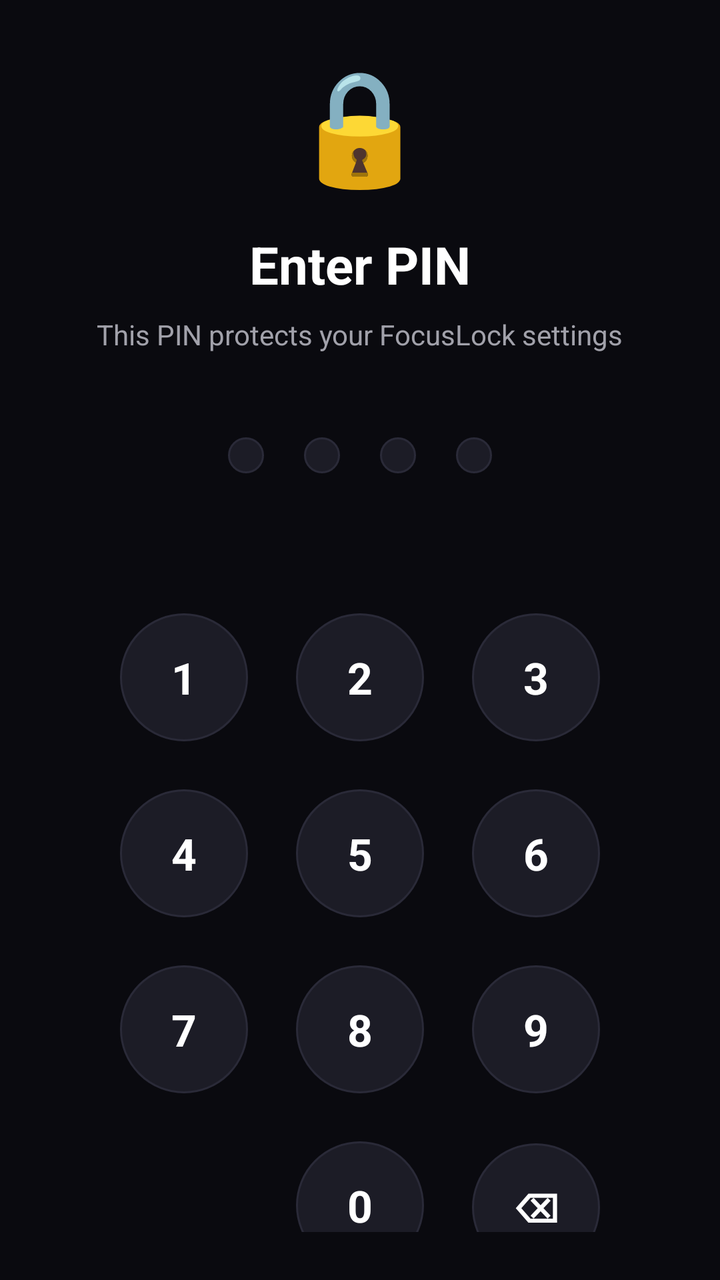
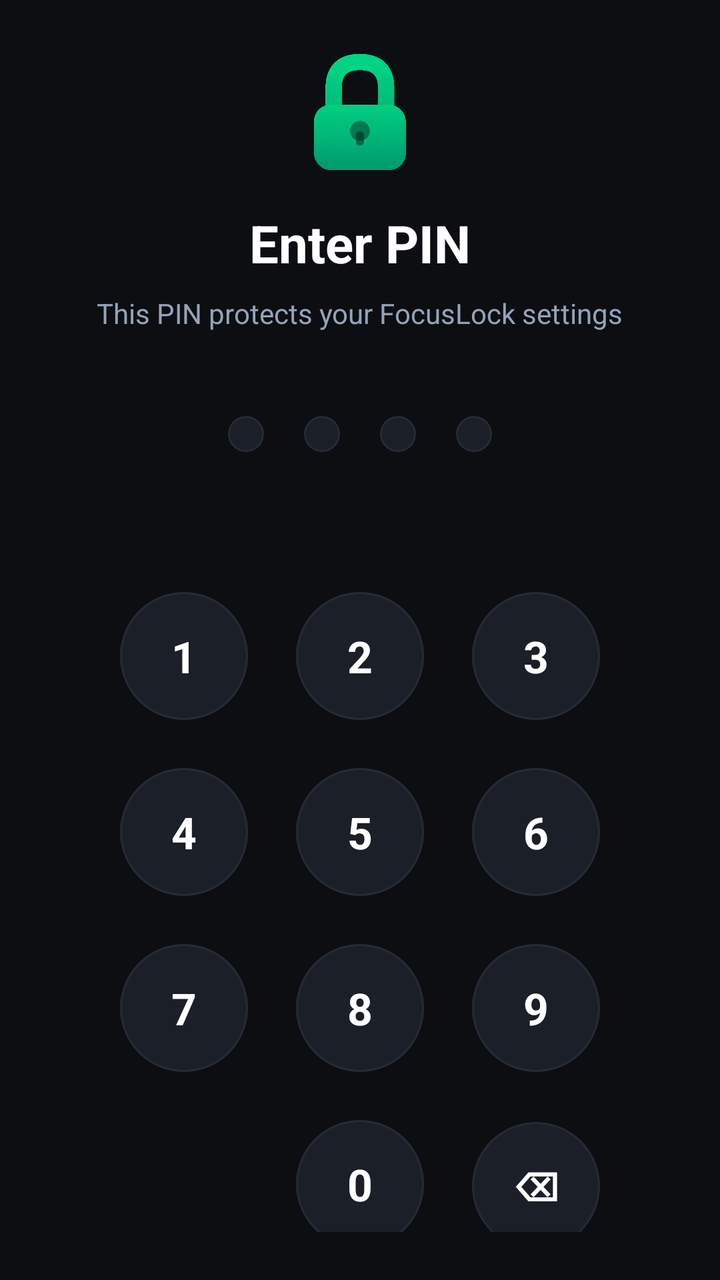

An Android layout rendered at two revisions. The XML below is the earlier revision; the diff shows what the commit changed to produce the second picture.
<!-- AndroidManifest.xml: activity theme Theme.FocusLock -->
<!-- res/layout/activity_pin.xml -->
<?xml version="1.0" encoding="utf-8"?>
<LinearLayout
    xmlns:android="http://schemas.android.com/apk/res/android"
    android:layout_width="match_parent"
    android:layout_height="match_parent"
    android:background="#0a0a0f"
    android:orientation="vertical"
    android:gravity="center_horizontal"
    android:padding="24dp">

    <View
        android:layout_width="0dp"
        android:layout_height="0dp"
        android:layout_weight="1" />

    
    <TextView
        android:layout_width="wrap_content"
        android:layout_height="wrap_content"
        android:text="🔒"
        android:textSize="56sp"
        android:layout_marginBottom="16dp" />

    
    <TextView
        android:id="@+id/txt_pin_title"
        android:layout_width="wrap_content"
        android:layout_height="wrap_content"
        android:text="Enter PIN"
        android:textSize="26sp"
        android:textStyle="bold"
        android:textColor="#ffffff"
        android:gravity="center"
        android:layout_marginBottom="8dp" />

    
    <TextView
        android:id="@+id/txt_pin_subtitle"
        android:layout_width="wrap_content"
        android:layout_height="wrap_content"
        android:text="This PIN protects your FocusLock settings"
        android:textSize="14sp"
        android:textColor="#a1a1aa"
        android:gravity="center"
        android:layout_marginBottom="32dp" />

    
    <LinearLayout
        android:id="@+id/layout_pin_dots"
        android:layout_width="wrap_content"
        android:layout_height="wrap_content"
        android:orientation="horizontal"
        android:gravity="center"
        android:layout_marginBottom="48dp">

        <View
            android:id="@+id/dot_1"
            android:layout_width="18dp"
            android:layout_height="18dp"
            android:layout_margin="10dp"
            android:background="@drawable/bg_slot_inactive" />

        <View
            android:id="@+id/dot_2"
            android:layout_width="18dp"
            android:layout_height="18dp"
            android:layout_margin="10dp"
            android:background="@drawable/bg_slot_inactive" />

        <View
            android:id="@+id/dot_3"
            android:layout_width="18dp"
            android:layout_height="18dp"
            android:layout_margin="10dp"
            android:background="@drawable/bg_slot_inactive" />

        <View
            android:id="@+id/dot_4"
            android:layout_width="18dp"
            android:layout_height="18dp"
            android:layout_margin="10dp"
            android:background="@drawable/bg_slot_inactive" />

    </LinearLayout>

    
    <GridLayout
        android:layout_width="wrap_content"
        android:layout_height="wrap_content"
        android:columnCount="3"
        android:rowCount="4"
        android:alignmentMode="alignMargins">

        
        <TextView
            android:id="@+id/btn_key_1"
            style="@style/PinKeypadButton"
            android:text="1" />

        <TextView
            android:id="@+id/btn_key_2"
            style="@style/PinKeypadButton"
            android:text="2" />

        <TextView
            android:id="@+id/btn_key_3"
            style="@style/PinKeypadButton"
            android:text="3" />

        
        <TextView
            android:id="@+id/btn_key_4"
            style="@style/PinKeypadButton"
            android:text="4" />

        <TextView
            android:id="@+id/btn_key_5"
            style="@style/PinKeypadButton"
            android:text="5" />

        <TextView
            android:id="@+id/btn_key_6"
            style="@style/PinKeypadButton"
            android:text="6" />

        
        <TextView
            android:id="@+id/btn_key_7"
            style="@style/PinKeypadButton"
            android:text="7" />

        <TextView
            android:id="@+id/btn_key_8"
            style="@style/PinKeypadButton"
            android:text="8" />

        <TextView
            android:id="@+id/btn_key_9"
            style="@style/PinKeypadButton"
            android:text="9" />

        
        <View
            android:layout_width="64dp"
            android:layout_height="64dp"
            android:layout_margin="12dp" />

        <TextView
            android:id="@+id/btn_key_0"
            style="@style/PinKeypadButton"
            android:text="0" />

        <TextView
            android:id="@+id/btn_key_delete"
            style="@style/PinKeypadButton"
            android:text="⌫"
            android:textSize="20sp" />

    </GridLayout>

    
    <TextView
        android:id="@+id/btn_forgot_pin"
        android:layout_width="wrap_content"
        android:layout_height="wrap_content"
        android:text="Forgot PIN?"
        android:textSize="14sp"
        android:textColor="#a855f7"
        android:padding="12dp"
        android:layout_marginTop="16dp"
        android:visibility="gone" />

    <View
        android:layout_width="0dp"
        android:layout_height="0dp"
        android:layout_weight="1" />

</LinearLayout>
<!-- resources referenced by this layout -->
<resources>
  <!-- drawable bg_slot_inactive (drawable) -->
  <?xml version="1.0" encoding="utf-8"?>
  <shape xmlns:android="http://schemas.android.com/apk/res/android"
      android:shape="rectangle">
      <solid android:color="#1c1c26" />
      <corners android:radius="12dp" />
      <stroke android:width="1dp" android:color="#2a2a38" />
  </shape>
  <style name="PinKeypadButton">
          <item name="android:layout_width">64dp</item>
          <item name="android:layout_height">64dp</item>
          <item name="android:layout_margin">12dp</item>
          <item name="android:background">@drawable/bg_btn_circle</item>
          <item name="android:gravity">center</item>
          <item name="android:textColor">#ffffff</item>
          <item name="android:textSize">22sp</item>
          <item name="android:textStyle">bold</item>
          <item name="android:clickable">true</item>
          <item name="android:focusable">true</item>
      </style>
  <style name="Theme.FocusLock" parent="Base.Theme.FocusLock" />
  <!-- drawable bg_btn_circle (drawable) -->
  <?xml version="1.0" encoding="utf-8"?>
  <shape xmlns:android="http://schemas.android.com/apk/res/android"
      android:shape="oval">
      <solid android:color="#1c1c26" />
      <stroke android:width="1dp" android:color="#2a2a38" />
  </shape>
  <style name="Base.Theme.FocusLock" parent="Theme.Material3.DayNight.NoActionBar">
          
          
      </style>
</resources>

<!-- the commit's change to res/layout/activity_pin.xml (unified diff, before → after) -->
@@ -3,7 +3,7 @@
     xmlns:android="http://schemas.android.com/apk/res/android"
     android:layout_width="match_parent"
     android:layout_height="match_parent"
-    android:background="#0a0a0f"
+    android:background="@color/surface_bg"
     android:orientation="vertical"
     android:gravity="center_horizontal"
     android:padding="24dp">
@@ -14,11 +14,11 @@
         android:layout_weight="1" />
 
     
-    <TextView
-        android:layout_width="wrap_content"
-        android:layout_height="wrap_content"
-        android:text="🔒"
-        android:textSize="56sp"
+    <ImageView
+        android:layout_width="64dp"
+        android:layout_height="64dp"
+        android:src="@drawable/img_lock_logo"
+        android:scaleType="fitCenter"
         android:layout_marginBottom="16dp" />
 
     
@@ -40,7 +40,7 @@
         android:layout_height="wrap_content"
         android:text="This PIN protects your FocusLock settings"
         android:textSize="14sp"
-        android:textColor="#a1a1aa"
+        android:textColor="#94A3B8"
         android:gravity="center"
         android:layout_marginBottom="32dp" />
 
@@ -165,7 +165,7 @@
         android:layout_height="wrap_content"
         android:text="Forgot PIN?"
         android:textSize="14sp"
-        android:textColor="#a855f7"
+        android:textColor="#10b981"
         android:padding="12dp"
         android:layout_marginTop="16dp"
         android:visibility="gone" />
<!-- resource entries referenced after the edit -->
@@ -1,13 +1,19 @@
 <!-- resources referenced by this layout -->
 <resources>
+  <color name="surface_bg">#FF0C0E12</color>
   <!-- drawable bg_slot_inactive (drawable) -->
   <?xml version="1.0" encoding="utf-8"?>
-  <shape xmlns:android="http://schemas.android.com/apk/res/android"
-      android:shape="rectangle">
-      <solid android:color="#1c1c26" />
-      <corners android:radius="12dp" />
-      <stroke android:width="1dp" android:color="#2a2a38" />
-  </shape>
+  <ripple xmlns:android="http://schemas.android.com/apk/res/android"
+      android:color="#20ffffff">
+      <item>
+          <shape android:shape="rectangle">
+              <solid android:color="#1B1F27" />
+              <corners android:radius="12dp" />
+              <stroke android:width="1dp" android:color="#252B36" />
+          </shape>
+      </item>
+  </ripple>
+  <!-- drawable img_lock_logo: png bitmap (drawable, 106092 bytes) -->
   <style name="PinKeypadButton">
           <item name="android:layout_width">64dp</item>
           <item name="android:layout_height">64dp</item>
@@ -23,11 +29,15 @@
   <style name="Theme.FocusLock" parent="Base.Theme.FocusLock" />
   <!-- drawable bg_btn_circle (drawable) -->
   <?xml version="1.0" encoding="utf-8"?>
-  <shape xmlns:android="http://schemas.android.com/apk/res/android"
-      android:shape="oval">
-      <solid android:color="#1c1c26" />
-      <stroke android:width="1dp" android:color="#2a2a38" />
-  </shape>
+  <ripple xmlns:android="http://schemas.android.com/apk/res/android"
+      android:color="#20ffffff">
+      <item>
+          <shape android:shape="oval">
+              <solid android:color="#1B1F27" />
+              <stroke android:width="1dp" android:color="#252B36" />
+          </shape>
+      </item>
+  </ripple>
   <style name="Base.Theme.FocusLock" parent="Theme.Material3.DayNight.NoActionBar">
           
           
